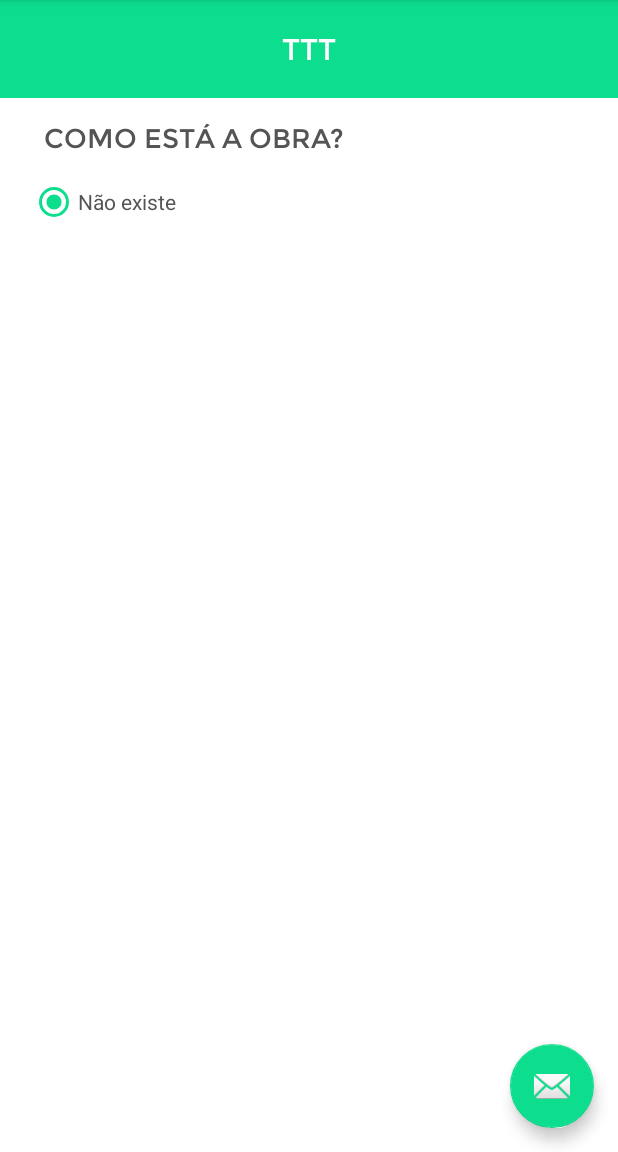
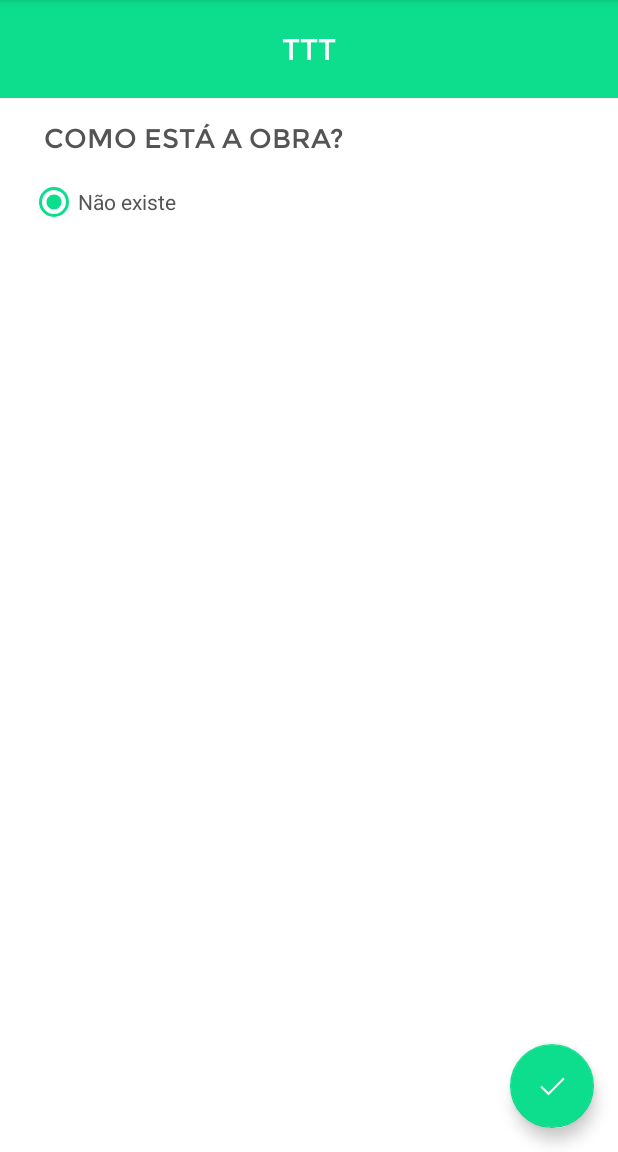
Before and after one commit to CodeForCuritiba/todeolho, an Android app: the fragment FiscalizarFragment shown on its own in the app's theme, after a tap on "Não existe", on a phone screen of 412 x 824 dp, the part 84-1236 px from its top. Run offline under Robolectric (Android 15) with nearby library versions, the phone set to English and light mode, and no system bars; 3 statements that could not run were skipped.

Commit message:
Replace dates on questions Fixed questions flow

```diff
--- a/app/src/main/assets/questionario.json
+++ b/app/src/main/assets/questionario.json
@@ -28,7 +28,7 @@
     },
     {
       "id" : 1,
-      "pergunta" : "Esta obra iniciou dia xx/xx/xxxx e será(foi) entregue dia yy/yy/yyyy (ou algum tipo de ilustração explicativa).Pela sua percepção:",
+      "pergunta" : "Esta obra iniciou dia {start_date} e será(foi) entregue dia {end_date}. Pela sua percepção:",
       "respostas" : [
         {
           "idProxPergunta" : 2,
@@ -54,7 +54,7 @@
     },
     {
       "id" : 2,
-      "pergunta" : "Há pessoas trabalhando na obra neste momento? (ficamos um pouco em dúvida entre colocar assim, ou perguntar quantas pessoas estao trabalhando)",
+      "pergunta" : "Há pessoas trabalhando na obra neste momento?",
       "respostas" : [
         {
           "idProxPergunta" : -1,
--- a/app/src/main/java/br/com/todeolho/todeolho/FiscalizarFragment.java
+++ b/app/src/main/java/br/com/todeolho/todeolho/FiscalizarFragment.java
@@ -25,6 +25,7 @@ import java.util.ArrayList;
 
 import br.com.todeolho.todeolho.adapter.PerguntasAdapter;
 import br.com.todeolho.todeolho.component.CustomTextView;
+import br.com.todeolho.todeolho.model.Pergunta;
 import br.com.todeolho.todeolho.model.Questionario;
 import br.com.todeolho.todeolho.model.Resposta;
 
@@ -34,6 +35,8 @@ import br.com.todeolho.todeolho.model.Resposta;
 public class FiscalizarFragment extends Fragment {
 
     public static final String ANSWER_INTENT_RECEIVER = "br.com.todeolho.ANSWER";
+    public static final String START_DATE = "start_date";
+    public static final String END_DATE = "end_date";
     private RecyclerView mRecyclerView;
     private PerguntasAdapter mAdapter;
     private RecyclerView.LayoutManager mLayoutManager;
@@ -67,17 +70,24 @@ public class FiscalizarFragment extends Fragment {
             InputStream inputStream = getActivity().getAssets().open("questionario.json");
             Reader reader = new InputStreamReader(inputStream);
             questionario = gson.fromJson(reader, Questionario.class);
+            for (Pergunta p : questionario.perguntas) {
+                p.pergunta = p.pergunta.replaceAll("\\{start_date\\}", getArguments().getString(START_DATE));
+                p.pergunta = p.pergunta.replaceAll("\\{end_date\\}", getArguments().getString(END_DATE));
+            }
 
         } catch (IOException e) {
             e.printStackTrace();
         }
 
-//        FloatingActionButton actionButton = (FloatingActionButton)v.findViewById(R.id.btnResp);
+        FloatingActionButton actionButton = (FloatingActionButton)mainView.findViewById(R.id.btnResp);
 
-//        actionButton.setOnClickListener(new View.OnClickListener() {
-//
-//            @Override
-//            public void onClick(View v) {
+        actionButton.setOnClickListener(new View.OnClickListener() {
+
+            @Override
+            public void onClick(View v) {
+
+                getContext().sendBroadcast(new Intent(FiscalizarFragment.ANSWER_INTENT_RECEIVER));
+
 //                Resposta resposta = mAdapter.getRespostaSelecionada();
 //
 //                InputMethodManager imm = (InputMethodManager)getContext().getSystemService(Context.INPUT_METHOD_SERVICE);
@@ -98,11 +108,12 @@ public class FiscalizarFragment extends Fragment {
 //                        isConfirmar = true;
 //                    }
 //                }
-//            }
-//
-//        });
+            }
 
-        // specify an adapter (see also next example)
+        });
+
+        actionButton.setVisibility(View.INVISIBLE);
+
         mAdapter = new PerguntasAdapter(questionario.perguntas.get(0), getContext());
         mRecyclerView.setAdapter(mAdapter);
 
@@ -117,8 +128,8 @@ public class FiscalizarFragment extends Fragment {
 
             Resposta resposta = mAdapter.getRespostaSelecionada();
 
-            InputMethodManager imm = (InputMethodManager)getContext().getSystemService(Context.INPUT_METHOD_SERVICE);
-            imm.hideSoftInputFromWindow(getView().getWindowToken(), 0);
+            InputMethodManager imm = (InputMethodManager)context.getSystemService(Context.INPUT_METHOD_SERVICE);
+            imm.hideSoftInputFromWindow(mainView.getWindowToken(), 0);
 
             if (resposta.idProxPergunta >= 0){
                 mAdapter.adicionarValor(questionario.perguntas.get(resposta.idProxPergunta));
@@ -130,7 +141,9 @@ public class FiscalizarFragment extends Fragment {
                             .addToBackStack(null)
                             .commit();
                 }else {
-//x                    ((FloatingActionButton) mainView).setImageResource(R.drawable.ic_menu_camera);
+                    FloatingActionButton actionButton = (FloatingActionButton)mainView.findViewById(R.id.btnResp);
+                    actionButton.setImageResource(R.drawable.ic_check);
+                    actionButton.setVisibility(View.VISIBLE);
                     mAdapter.finalizarPerguntas();
                     isConfirmar = true;
                 }
--- a/app/src/main/java/br/com/todeolho/todeolho/MarkerFragmentDialog.java
+++ b/app/src/main/java/br/com/todeolho/todeolho/MarkerFragmentDialog.java
@@ -70,6 +70,8 @@ public class MarkerFragmentDialog extends DialogFragment implements View.OnClick
 
             Bundle bundle = new Bundle();
             bundle.putString("lblTituloConstrucao", marker.getTitle());
+            bundle.putString(FiscalizarFragment.START_DATE, marker.getStartDate());
+            bundle.putString(FiscalizarFragment.END_DATE, marker.getEndDate());
 
             fiscalizar.setArguments(bundle);
 
```
Also changed, not shown: app/src/main/res/drawable-hdpi-v11/ic_check.png (added), app/src/main/res/drawable-hdpi-v9/ic_check.png (added), app/src/main/res/drawable-hdpi/ic_check.png (added), app/src/main/res/drawable-mdpi-v11/ic_check.png (added), app/src/main/res/drawable-mdpi-v9/ic_check.png (added), app/src/main/res/drawable-mdpi/ic_check.png (added), app/src/main/res/drawable-xhdpi-v11/ic_check.png (added), app/src/main/res/drawable-xhdpi-v9/ic_check.png (added), app/src/main/res/drawable-xhdpi/ic_check.png (added), app/src/main/res/drawable-xxhdpi-v11/ic_check.png (added), app/src/main/res/drawable-xxhdpi-v9/ic_check.png (added), app/src/main/res/drawable-xxhdpi/ic_check.png (added).
